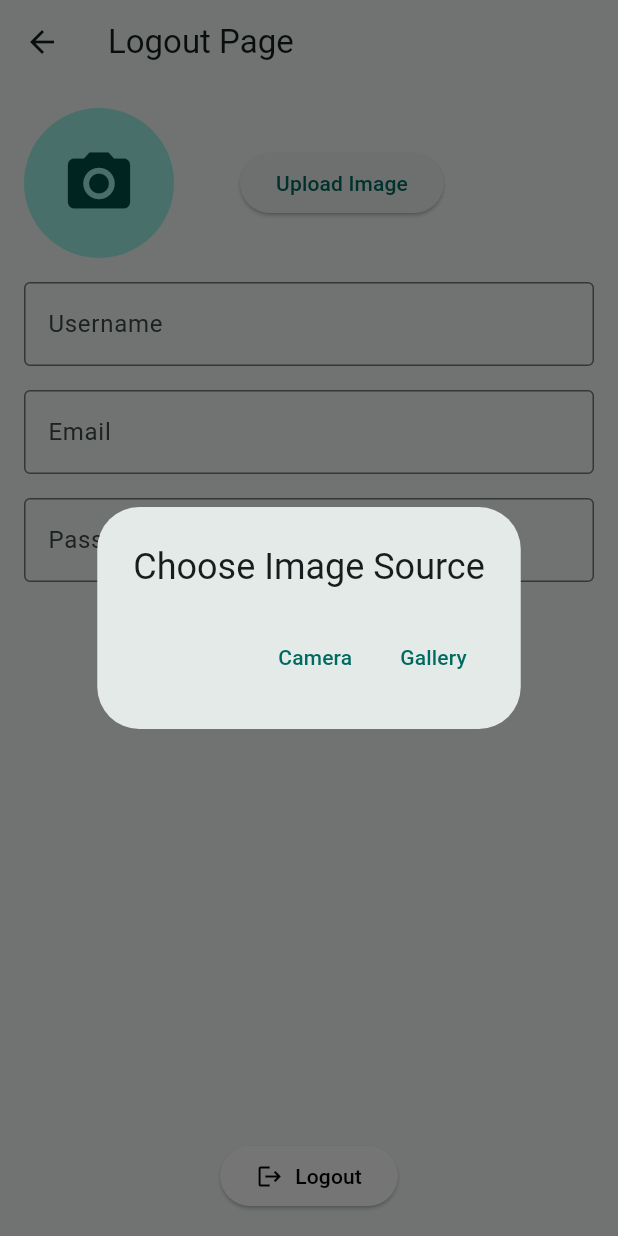
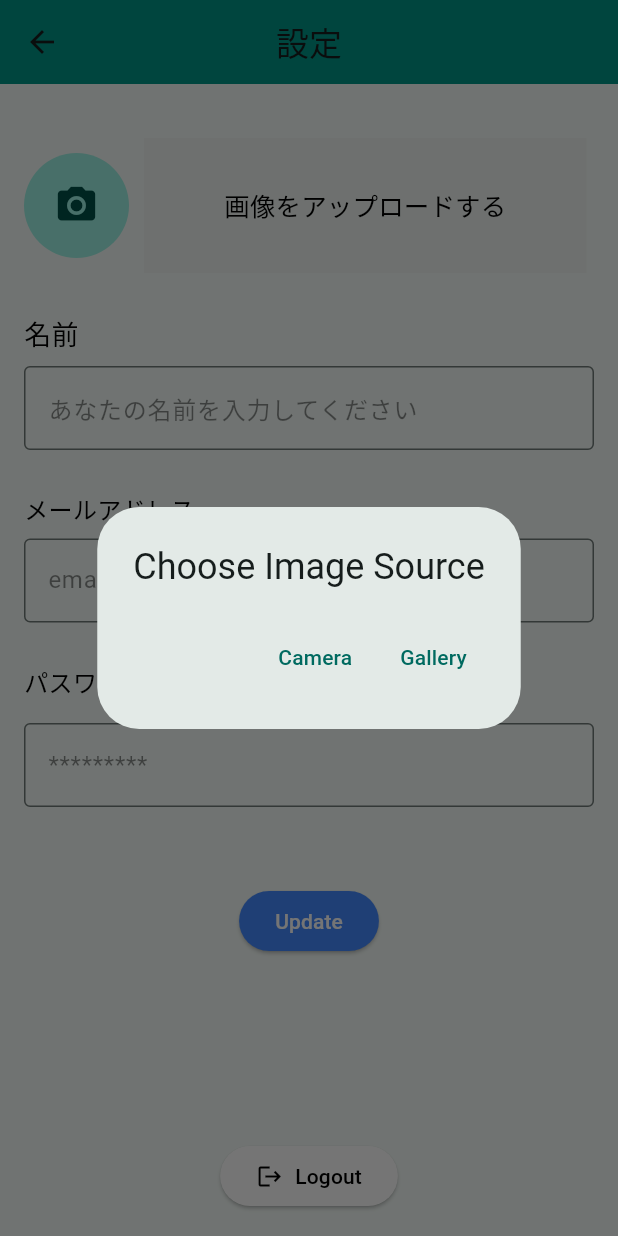
Before and after one commit to Paduvana/yotsuba_mobile, a Flutter app: the LogoutPage screen opened directly, after a tap on the "camera alt" icon, on a phone screen of 412 x 824 dp. Run offline on Flutter 3.47's test engine with Material 3 defaults, Android fonts, the phone set to English and light mode, and no system bars; our stand-ins replace image_picker.

Commit message:
Logout Page

```diff
--- a/lib/HomePage.dart
+++ b/lib/HomePage.dart
@@ -1,5 +1,5 @@
 import 'package:flutter/material.dart';
-import 'logout_page.dart'; // Import the new LogoutPage
+import 'LogoutPage.dart'; // Import the new LogoutPage
 
 
 class HomePage extends StatefulWidget {
--- /dev/null
+++ b/lib/LogoutPage.dart
@@ -0,0 +1,210 @@
+import 'dart:io';
+import 'package:flutter/material.dart';
+import 'package:image_picker/image_picker.dart';
+
+class LogoutPage extends StatefulWidget {
+  @override
+  _LogoutPageState createState() => _LogoutPageState();
+}
+
+class _LogoutPageState extends State<LogoutPage> {
+  File? _image;
+  final picker = ImagePicker();
+  String _userName = '';
+  String _email = '';
+  String _password = '';
+
+//Function that picks an image
+  Future<void> _pickImage() async {
+    final pickedFile = await showDialog<XFile>(
+      context: context,
+      builder: (context) {
+        return AlertDialog(
+          title: const Text('Choose Image Source'),
+          actions: [
+            TextButton(
+              onPressed: () async {
+                final pickedFile = await picker.pickImage(source: ImageSource.camera);
+                Navigator.of(context).pop(pickedFile);
+              },
+              child: const Text('Camera'),
+            ),
+            TextButton(
+              onPressed: () async {
+                final pickedFile = await picker.pickImage(source: ImageSource.gallery);
+                Navigator.of(context).pop(pickedFile);
+              },
+              child: const Text('Gallery'),
+            ),
+          ],
+        );
+      },
+    );
+//image picker
+    if (pickedFile != null) {
+      setState(() {
+        _image = File(pickedFile.path);
+      });
+    }
+  }
+
+  @override
+  Widget build(BuildContext context) {
+    return Scaffold(
+      appBar: AppBar(
+        title: const Text('設定'),
+        centerTitle: true,
+        backgroundColor: Colors.teal,
+      ),
+      body: Padding(
+        padding: const EdgeInsets.all(16.0),
+        child:
+        Column(
+            children: <Widget>[
+              SizedBox(height: 20),
+              Row(
+                mainAxisAlignment: MainAxisAlignment.start,
+                children: [
+                  GestureDetector(
+                    onTap: _pickImage,
+                    child: CircleAvatar(
+                      radius: 35,
+                      backgroundImage: _image != null ? FileImage(_image!) : null,
+                      child: _image == null ? const Icon(Icons.camera_alt, size: 30) : null,
+                    ),
+                  ),
+                  const SizedBox(width: 10),
+                  SizedBox(
+                    width: 295,
+                    height:90, // Space between avatar and button
+                    child:
+                    ElevatedButton(
+                      onPressed: _pickImage,
+                      style: ElevatedButton.styleFrom(
+                        shape: RoundedRectangleBorder(
+                          borderRadius: BorderRadius.circular(0), // Change the radius here
+                        ),
+                        elevation: 0, //no shadow
+                      ),
+                      child: const Text(
+                        '画像をアップロードする',
+                        style: TextStyle(color: Colors.black,
+                            fontSize: 17),
+                      ),
+                    ),
+                  )
+                ],
+              ),
+              const SizedBox(height: 28),
+              Column(
+                crossAxisAlignment: CrossAxisAlignment.start,
+                children: [
+                  Text(
+                    '名前',  // "Name" in Japanese
+                    style: TextStyle(
+                      fontSize: 18,  // Adjust the font size if needed
+                      color: Colors.black,  // Adjust the text color
+                    ),
+                  ),
+                  const SizedBox(height: 8),  // Spacing between the label and the TextField
+                  TextField(
+                    decoration: InputDecoration(
+                      labelText: 'あなたの名前を入力してください',  // "Enter your name"
+                      labelStyle: TextStyle(color: Colors.black45),
+                      border: OutlineInputBorder(),
+                    ),
+                    onChanged: (value) {
+                      setState(() {
+                        _userName = value; // Update the username when typed
+                      });
+                    },
+                  ),
+                ],
+              ),
+              const SizedBox(height: 28),
+              Column(
+                crossAxisAlignment: CrossAxisAlignment.start,
+                children: [
+                  Text(
+                    'メールアドレス',  // "Email Address"
+                    style: TextStyle(
+                      fontSize: 16,  // Adjust the font size as needed
+                      color: Colors.black,  // Adjust the color as needed
+                    ),
+                  ),
+                  const SizedBox(height: 8),
+                  TextField(
+                    decoration: InputDecoration(
+                      labelText: 'email@domain.com',
+                      labelStyle: TextStyle(color: Colors.black45),
+                      border: OutlineInputBorder(),
+                    ),
+                    onChanged: (value) {
+                      setState(() {
+                        _email = value; // Update the email when typed
+                      });
+                    },
+                  ),
+                ],
+              ),
+              const SizedBox(height: 28),
+              Column(
+                crossAxisAlignment: CrossAxisAlignment.start,
+                children: [
+                  Text(
+                    'パスワード',  // "password"
+                    style: TextStyle(
+                      fontSize: 16,  // Adjust the font size as needed
+                      color: Colors.black,  // Adjust the color as needed
+                    ),
+                  ),
+                  const SizedBox(height: 16),
+                  TextField(
+                    decoration: InputDecoration(
+                      labelText: '*********  ',
+                      labelStyle: TextStyle(color: Colors.black45),
+                      border: OutlineInputBorder(),
+                    ),
+                    obscureText: true, // Hide the password input
+                    onChanged: (value) {
+                      setState(() {
+                        _password = value; // Update the password when typed
+                      });
+                    },
+                  ),
+                ],
+              ),
+              const SizedBox(height: 52),
+              ElevatedButton(
+                onPressed: () {
+                  // Handle update action (e.g., save user info)
+                  ScaffoldMessenger.of(context).showSnackBar(
+                    const SnackBar(content: Text('Profile updated successfully!')),
+                  );
+                },
+                style: ElevatedButton.styleFrom(backgroundColor: Colors.blueAccent,
+                    foregroundColor: Colors.white),
+                child: const Text('Update'),
+              ),
+              const Spacer(), // Push the Logout button to the bottom
+              ElevatedButton(
+                onPressed: () {
+                  // Handle logout action (e.g., save data)
+                  Navigator.pop(context);
+                },
+                style: ElevatedButton.styleFrom(backgroundColor: Colors.white),
+                child: Row(
+                  mainAxisSize: MainAxisSize.min,
+                  children: const [
+                    Icon(Icons.logout, color: Colors.black), // Logout icon
+                    SizedBox(width: 8), // Space between icon and text
+                    Text('Logout', style: TextStyle(color: Colors.black)), // Logout text
+                  ],
+                ),
+              ),
+            ]
+        ),
+      ),
+    );
+  }
+}
--- a/lib/logout_page.dart
+++ /dev/null
@@ -1,148 +0,0 @@
-import 'dart:io';
-import 'package:flutter/material.dart';
-import 'package:image_picker/image_picker.dart';
-
-class LogoutPage extends StatefulWidget {
-  @override
-  _LogoutPageState createState() => _LogoutPageState();
-}
-
-class _LogoutPageState extends State<LogoutPage> {
-  File? _image;
-  final picker = ImagePicker();
-  String _userName = '';
-  String _email = '';
-  String _password = '';
-
-  Future<void> _pickImage() async {
-    final pickedFile = await showDialog<XFile>(
-      context: context,
-      builder: (context) {
-        return AlertDialog(
-          title: const Text('Choose Image Source'),
-          actions: [
-            TextButton(
-              onPressed: () async {
-                final pickedFile = await picker.pickImage(source: ImageSource.camera);
-                Navigator.of(context).pop(pickedFile);
-              },
-              child: const Text('Camera'),
-            ),
-            TextButton(
-              onPressed: () async {
-                final pickedFile = await picker.pickImage(source: ImageSource.gallery);
-                Navigator.of(context).pop(pickedFile);
-              },
-              child: const Text('Gallery'),
-            ),
-          ],
-        );
-      },
-    );
-
-    if (pickedFile != null) {
-      setState(() {
-        _image = File(pickedFile.path);
-      });
-    }
-  }
-
-  @override
-  Widget build(BuildContext context) {
-    return Scaffold(
-      appBar: AppBar(
-        title: const Text('Logout Page'),
-      ),
-      body: Padding(
-        padding: const EdgeInsets.all(16.0),
-        child: Column(
-          children: <Widget>[
-            Row(
-              mainAxisAlignment: MainAxisAlignment.start,
-              children: [
-                GestureDetector(
-                  onTap: _pickImage,
-                  child: CircleAvatar(
-                    radius: 50,
-                    backgroundImage: _image != null ? FileImage(_image!) : null,
-                    child: _image == null ? const Icon(Icons.camera_alt, size: 50) : null,
-                  ),
-                ),
-                const SizedBox(width: 44), // Space between avatar and button
-                ElevatedButton(
-                  onPressed: _pickImage,
-                  child: const Text('Upload Image'),
-                ),
-              ],
-            ),
-            const SizedBox(height: 16),
-            TextField(
-              decoration: InputDecoration(
-                labelText: 'Username',
-                border: OutlineInputBorder(),
-              ),
-              onChanged: (value) {
-                setState(() {
-                  _userName = value; // Update the username when typed
-                });
-              },
-            ),
-            const SizedBox(height: 16),
-            TextField(
-              decoration: InputDecoration(
-                labelText: 'Email',
-                border: OutlineInputBorder(),
-              ),
-              onChanged: (value) {
-                setState(() {
-                  _email = value; // Update the email when typed
-                });
-              },
-            ),
-            const SizedBox(height: 16),
-            TextField(
-              decoration: InputDecoration(
-                labelText: 'Password',
-                border: OutlineInputBorder(),
-              ),
-              obscureText: true, // Hide the password input
-              onChanged: (value) {
-                setState(() {
-                  _password = value; // Update the password when typed
-                });
-              },
-            ),
-            const SizedBox(height: 16),
-            ElevatedButton(
-              onPressed: () {
-                // Handle update action (e.g., save user info)
-                ScaffoldMessenger.of(context).showSnackBar(
-                  const SnackBar(content: Text('Profile updated successfully!')),
-                );
-              },
-              style: ElevatedButton.styleFrom(backgroundColor: Colors.blueAccent,
-              foregroundColor: Colors.white),
-              child: const Text('Update'),
-            ),
-            const Spacer(), // Push the Logout button to the bottom
-            ElevatedButton(
-              onPressed: () {
-                // Handle logout action (e.g., save data)
-                Navigator.pop(context);
-              },
-              style: ElevatedButton.styleFrom(backgroundColor: Colors.white),
-              child: Row(
-                mainAxisSize: MainAxisSize.min,
-                children: const [
-                  Icon(Icons.logout, color: Colors.black), // Logout icon
-                  SizedBox(width: 8), // Space between icon and text
-                  Text('Logout', style: TextStyle(color: Colors.black)), // Logout text
-                ],
-              ),
-            ),
-          ],
-        ),
-      ),
-    );
-  }
-}
```
